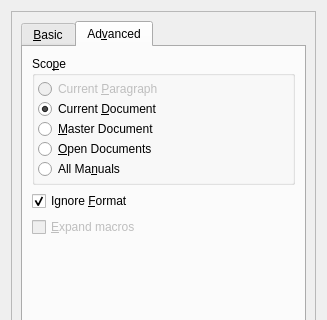
This is src/frontends/qt4/ui/FindAndReplaceUi.ui in cburschka/lyx as Qt 5 draws it before an edit; both pictures show x 0 to 327 and y 0 to 320 of the 327 by 523 pixel window. The edited form follows.
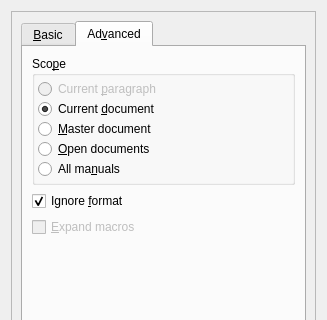
This is the edited form. The open tabs and pages were chosen to show the change. Custom widgets are drawn as their Qt base class.

Commit message:
GuiCitation.cpp: CitationUi.ui:    - fix the casing    - replace some informal expressions by some proper sentences (I don't like things like "Delete key works, too"
BiblioUi.ui:
   - "man bibtex" has no value in the non-linux world
   - stick to the BibTeX convention compared to bibtex

FindAndReplaceUi.ui:
   - fix the casing
   - remove the "current file" annotations
   - some other fixes

Diff of the .ui file:
```diff
--- a/src/frontends/qt4/ui/FindAndReplaceUi.ui
+++ b/src/frontends/qt4/ui/FindAndReplaceUi.ui
@@ -627,7 +627,7 @@
                    <string>Current paragraph</string>
                   </property>
                   <property name="text">
-                   <string>Current &amp;Paragraph</string>
+                   <string>Current &amp;paragraph</string>
                   </property>
                   <property name="checked">
                    <bool>false</bool>
@@ -651,7 +651,7 @@
                    <string>Document in current file</string>
                   </property>
                   <property name="text">
-                   <string>Current &amp;Document</string>
+                   <string>Current &amp;document</string>
                   </property>
                   <property name="checked">
                    <bool>true</bool>
@@ -675,7 +675,7 @@
                    <string>Current file and all other files belonging to the same Master Document</string>
                   </property>
                   <property name="text">
-                   <string>&amp;Master Document</string>
+                   <string>&amp;Master document</string>
                   </property>
                  </widget>
                 </item>
@@ -696,7 +696,7 @@
                    <string>All open documents</string>
                   </property>
                   <property name="text">
-                   <string>&amp;Open Documents</string>
+                   <string>&amp;Open documents</string>
                   </property>
                  </widget>
                 </item>
@@ -714,7 +714,7 @@
                    </sizepolicy>
                   </property>
                   <property name="text">
-                   <string>All Ma&amp;nuals</string>
+                   <string>All ma&amp;nuals</string>
                   </property>
                  </widget>
                 </item>
@@ -753,7 +753,7 @@
                 </sizepolicy>
                </property>
                <property name="text">
-                <string>Ignore &amp;Format</string>
+                <string>Ignore &amp;format</string>
                </property>
                <property name="checked">
                 <bool>true</bool>
```
Left out of the diff: 7 changed lines with no effect on the pictures. The commit also changes 3 other files.
